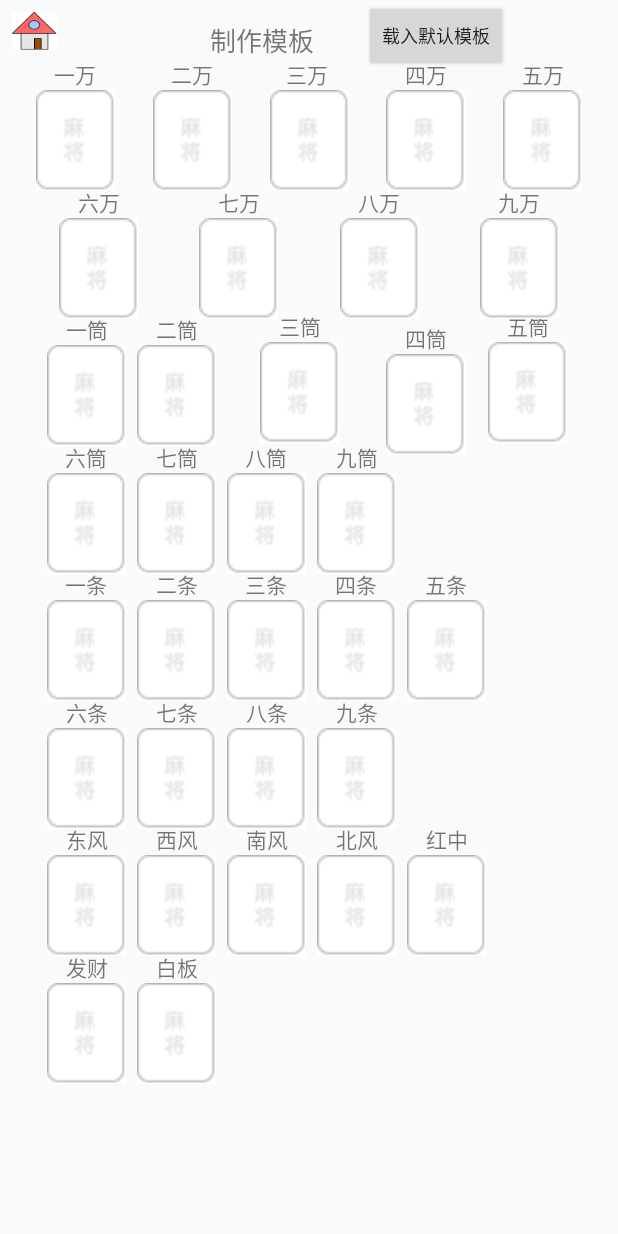
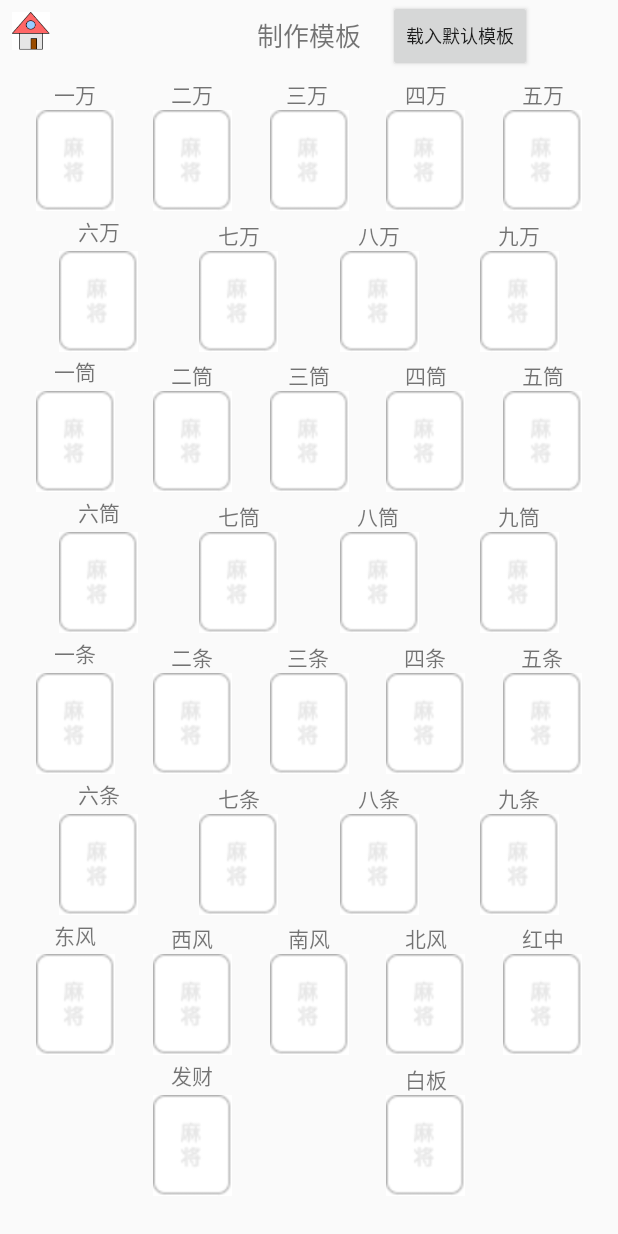
Before and after one commit to Xiang-Zuo/Mahjong-Score-Calculator, an Android app: the GalleryActivity screen opened directly, with no data from a screen before it, on a phone screen of 412 x 824 dp. Run offline under Robolectric (Android 15) with nearby library versions, the phone set to English and light mode, and no system bars.

Commit message:
gallery layout fiexable screen size

```diff
--- a/MahjongWinPointCalculator/app/src/main/res/layout/activity_gallery.xml
+++ b/MahjongWinPointCalculator/app/src/main/res/layout/activity_gallery.xml
@@ -19,11 +19,10 @@
         android:id="@+id/title"
         android:layout_width="wrap_content"
         android:layout_height="wrap_content"
-        android:layout_marginStart="140dp"
-        android:layout_marginLeft="140dp"
-        android:layout_marginTop="13dp"
+        android:layout_marginTop="10dp"
         android:text="@string/gallery_title"
         android:textSize="17sp"
+        app:layout_constraintEnd_toEndOf="parent"
         app:layout_constraintStart_toStartOf="parent"
         app:layout_constraintTop_toTopOf="parent" />
 
@@ -31,11 +30,13 @@
         android:id="@+id/spot00"
         android:layout_width="55dp"
         android:layout_height="67dp"
-        android:layout_marginTop="60dp"
+        android:layout_marginTop="10dp"
+        app:layout_constraintBottom_toTopOf="@+id/spot10"
         app:layout_constraintEnd_toStartOf="@+id/spot01"
         app:layout_constraintHorizontal_bias="0.5"
         app:layout_constraintStart_toStartOf="parent"
-        app:layout_constraintTop_toTopOf="parent"
+        app:layout_constraintTop_toBottomOf="@+id/title"
+        app:layout_constraintVertical_bias="0.0"
         app:srcCompat="@drawable/background" />
 
     <ImageView
@@ -82,11 +83,11 @@
         android:id="@+id/spot10"
         android:layout_width="55dp"
         android:layout_height="67dp"
-        android:layout_marginTop="145dp"
+        app:layout_constraintBottom_toTopOf="@+id/spot20"
         app:layout_constraintEnd_toStartOf="@+id/spot11"
         app:layout_constraintHorizontal_bias="0.5"
         app:layout_constraintStart_toStartOf="parent"
-        app:layout_constraintTop_toTopOf="parent"
+        app:layout_constraintTop_toBottomOf="@+id/spot00"
         app:srcCompat="@drawable/background" />
 
     <ImageView
@@ -123,275 +124,256 @@
         android:id="@+id/spot20"
         android:layout_width="55dp"
         android:layout_height="67dp"
-        android:layout_marginStart="30dp"
-        android:layout_marginLeft="30dp"
-        android:layout_marginTop="230dp"
+        app:layout_constraintBottom_toTopOf="@+id/spot30"
+        app:layout_constraintEnd_toStartOf="@+id/spot21"
+        app:layout_constraintHorizontal_bias="0.5"
         app:layout_constraintStart_toStartOf="parent"
-        app:layout_constraintTop_toTopOf="parent"
+        app:layout_constraintTop_toBottomOf="@+id/spot10"
         app:srcCompat="@drawable/background" />
 
     <ImageView
         android:id="@+id/spot21"
         android:layout_width="55dp"
         android:layout_height="67dp"
-        android:layout_marginStart="90dp"
-        android:layout_marginLeft="90dp"
-        android:layout_marginTop="230dp"
-        app:layout_constraintStart_toStartOf="parent"
-        app:layout_constraintTop_toTopOf="parent"
+        app:layout_constraintEnd_toStartOf="@+id/spot22"
+        app:layout_constraintHorizontal_bias="0.5"
+        app:layout_constraintStart_toEndOf="@+id/spot20"
+        app:layout_constraintTop_toTopOf="@+id/spot20"
         app:srcCompat="@drawable/background" />
 
     <ImageView
         android:id="@+id/spot22"
         android:layout_width="55dp"
         android:layout_height="67dp"
-        android:layout_marginStart="172dp"
-        android:layout_marginLeft="172dp"
-        android:layout_marginTop="228dp"
-        app:layout_constraintStart_toStartOf="parent"
-        app:layout_constraintTop_toTopOf="parent"
+        app:layout_constraintEnd_toStartOf="@+id/spot23"
+        app:layout_constraintHorizontal_bias="0.5"
+        app:layout_constraintStart_toEndOf="@+id/spot21"
+        app:layout_constraintTop_toTopOf="@+id/spot21"
         app:srcCompat="@drawable/background" />
 
     <ImageView
         android:id="@+id/spot23"
         android:layout_width="55dp"
         android:layout_height="67dp"
-        android:layout_marginStart="256dp"
-        android:layout_marginLeft="256dp"
-        android:layout_marginTop="236dp"
-        app:layout_constraintStart_toStartOf="parent"
-        app:layout_constraintTop_toTopOf="parent"
+        app:layout_constraintEnd_toStartOf="@+id/spot24"
+        app:layout_constraintHorizontal_bias="0.5"
+        app:layout_constraintStart_toEndOf="@+id/spot22"
+        app:layout_constraintTop_toTopOf="@+id/spot22"
         app:srcCompat="@drawable/background" />
 
     <ImageView
         android:id="@+id/spot24"
         android:layout_width="55dp"
         android:layout_height="67dp"
-        android:layout_marginStart="324dp"
-        android:layout_marginLeft="324dp"
-        android:layout_marginTop="228dp"
-        app:layout_constraintStart_toStartOf="parent"
-        app:layout_constraintTop_toTopOf="parent"
+        app:layout_constraintEnd_toEndOf="parent"
+        app:layout_constraintHorizontal_bias="0.5"
+        app:layout_constraintStart_toEndOf="@+id/spot23"
+        app:layout_constraintTop_toTopOf="@+id/spot23"
         app:srcCompat="@drawable/background" />
 
     <ImageView
         android:id="@+id/spot30"
         android:layout_width="55dp"
         android:layout_height="67dp"
-        android:layout_marginStart="30dp"
-        android:layout_marginLeft="30dp"
-        android:layout_marginTop="315dp"
+        app:layout_constraintBottom_toTopOf="@+id/spot40"
+        app:layout_constraintEnd_toStartOf="@+id/spot31"
+        app:layout_constraintHorizontal_bias="0.5"
         app:layout_constraintStart_toStartOf="parent"
-        app:layout_constraintTop_toTopOf="parent"
+        app:layout_constraintTop_toBottomOf="@+id/spot20"
         app:srcCompat="@drawable/background" />
 
     <ImageView
         android:id="@+id/spot31"
         android:layout_width="55dp"
         android:layout_height="67dp"
-        android:layout_marginStart="90dp"
-        android:layout_marginLeft="90dp"
-        android:layout_marginTop="315dp"
-        app:layout_constraintStart_toStartOf="parent"
-        app:layout_constraintTop_toTopOf="parent"
+        app:layout_constraintEnd_toStartOf="@+id/spot32"
+        app:layout_constraintHorizontal_bias="0.5"
+        app:layout_constraintStart_toEndOf="@+id/spot30"
+        app:layout_constraintTop_toTopOf="@+id/spot30"
         app:srcCompat="@drawable/background" />
 
     <ImageView
         android:id="@+id/spot32"
         android:layout_width="55dp"
         android:layout_height="67dp"
-        android:layout_marginStart="150dp"
-        android:layout_marginLeft="150dp"
-        android:layout_marginTop="315dp"
-        app:layout_constraintStart_toStartOf="parent"
-        app:layout_constraintTop_toTopOf="parent"
+        app:layout_constraintEnd_toStartOf="@+id/spot33"
+        app:layout_constraintHorizontal_bias="0.5"
+        app:layout_constraintStart_toEndOf="@+id/spot31"
+        app:layout_constraintTop_toTopOf="@+id/spot31"
         app:srcCompat="@drawable/background" />
 
     <ImageView
         android:id="@+id/spot33"
         android:layout_width="55dp"
         android:layout_height="67dp"
-        android:layout_marginStart="210dp"
-        android:layout_marginLeft="210dp"
-        android:layout_marginTop="315dp"
-        app:layout_constraintStart_toStartOf="parent"
-        app:layout_constraintTop_toTopOf="parent"
+        app:layout_constraintEnd_toEndOf="parent"
+        app:layout_constraintHorizontal_bias="0.5"
+        app:layout_constraintStart_toEndOf="@+id/spot32"
+        app:layout_constraintTop_toTopOf="@+id/spot32"
         app:srcCompat="@drawable/background" />
 
     <ImageView
         android:id="@+id/spot40"
         android:layout_width="55dp"
         android:layout_height="67dp"
-        android:layout_marginStart="30dp"
-        android:layout_marginLeft="30dp"
-        android:layout_marginTop="400dp"
+        app:layout_constraintBottom_toTopOf="@+id/spot50"
+        app:layout_constraintEnd_toStartOf="@+id/spot41"
+        app:layout_constraintHorizontal_bias="0.5"
         app:layout_constraintStart_toStartOf="parent"
-        app:layout_constraintTop_toTopOf="parent"
+        app:layout_constraintTop_toBottomOf="@+id/spot30"
         app:srcCompat="@drawable/background" />
 
     <ImageView
         android:id="@+id/spot41"
         android:layout_width="55dp"
         android:layout_height="67dp"
-        android:layout_marginStart="90dp"
-        android:layout_marginLeft="90dp"
-        android:layout_marginTop="400dp"
-        app:layout_constraintStart_toStartOf="parent"
-        app:layout_constraintTop_toTopOf="parent"
+        app:layout_constraintEnd_toStartOf="@+id/spot42"
+        app:layout_constraintHorizontal_bias="0.5"
+        app:layout_constraintStart_toEndOf="@+id/spot40"
+        app:layout_constraintTop_toTopOf="@+id/spot40"
         app:srcCompat="@drawable/background" />
 
     <ImageView
         android:id="@+id/spot42"
         android:layout_width="55dp"
         android:layout_height="67dp"
-        android:layout_marginStart="150dp"
-        android:layout_marginLeft="150dp"
-        android:layout_marginTop="400dp"
-        app:layout_constraintStart_toStartOf="parent"
-        app:layout_constraintTop_toTopOf="parent"
+        app:layout_constraintEnd_toStartOf="@+id/spot43"
+        app:layout_constraintHorizontal_bias="0.5"
+        app:layout_constraintStart_toEndOf="@+id/spot41"
+        app:layout_constraintTop_toTopOf="@+id/spot41"
         app:srcCompat="@drawable/background" />
 
     <ImageView
         android:id="@+id/spot43"
         android:layout_width="55dp"
         android:layout_height="67dp"
-        android:layout_marginStart="210dp"
-        android:layout_marginLeft="210dp"
-        android:layout_marginTop="400dp"
-        app:layout_constraintStart_toStartOf="parent"
-        app:layout_constraintTop_toTopOf="parent"
+        app:layout_constraintEnd_toStartOf="@+id/spot44"
+        app:layout_constraintHorizontal_bias="0.5"
+        app:layout_constraintStart_toEndOf="@+id/spot42"
+        app:layout_constraintTop_toTopOf="@+id/spot42"
         app:srcCompat="@drawable/background" />
 
     <ImageView
         android:id="@+id/spot44"
         android:layout_width="55dp"
         android:layout_height="67dp"
-        android:layout_marginStart="270dp"
-        android:layout_marginLeft="150dp"
-        android:layout_marginTop="400dp"
-        app:layout_constraintStart_toStartOf="parent"
-        app:layout_constraintTop_toTopOf="parent"
+        app:layout_constraintEnd_toEndOf="parent"
+        app:layout_constraintHorizontal_bias="0.5"
+        app:layout_constraintStart_toEndOf="@+id/spot43"
+        app:layout_constraintTop_toTopOf="@+id/spot43"
         app:srcCompat="@drawable/background" />
 
     <ImageView
         android:id="@+id/spot50"
         android:layout_width="55dp"
         android:layout_height="67dp"
-        android:layout_marginStart="30dp"
-        android:layout_marginLeft="30dp"
-        android:layout_marginTop="485dp"
+        app:layout_constraintBottom_toTopOf="@+id/spot60"
+        app:layout_constraintEnd_toStartOf="@+id/spot51"
+        app:layout_constraintHorizontal_bias="0.5"
         app:layout_constraintStart_toStartOf="parent"
-        app:layout_constraintTop_toTopOf="parent"
+        app:layout_constraintTop_toBottomOf="@+id/spot40"
         app:srcCompat="@drawable/background" />
 
     <ImageView
         android:id="@+id/spot51"
         android:layout_width="55dp"
         android:layout_height="67dp"
-        android:layout_marginStart="90dp"
-        android:layout_marginLeft="90dp"
-        android:layout_marginTop="485dp"
-        app:layout_constraintStart_toStartOf="parent"
-        app:layout_constraintTop_toTopOf="parent"
+        app:layout_constraintEnd_toStartOf="@+id/spot52"
+        app:layout_constraintHorizontal_bias="0.5"
+        app:layout_constraintStart_toEndOf="@+id/spot50"
+        app:layout_constraintTop_toTopOf="@+id/spot50"
         app:srcCompat="@drawable/background" />
 
     <ImageView
         android:id="@+id/spot52"
         android:layout_width="55dp"
         android:layout_height="67dp"
-        android:layout_marginStart="150dp"
-        android:layout_marginLeft="150dp"
-        android:layout_marginTop="485dp"
-        app:layout_constraintStart_toStartOf="parent"
-        app:layout_constraintTop_toTopOf="parent"
+        app:layout_constraintEnd_toStartOf="@+id/spot53"
+        app:layout_constraintHorizontal_bias="0.5"
+        app:layout_constraintStart_toEndOf="@+id/spot51"
+        app:layout_constraintTop_toTopOf="@+id/spot51"
         app:srcCompat="@drawable/background" />
 
     <ImageView
         android:id="@+id/spot53"
         android:layout_width="55dp"
         android:layout_height="67dp"
-        android:layout_marginStart="210dp"
-        android:layout_marginLeft="210dp"
-        android:layout_marginTop="485dp"
-        app:layout_constraintStart_toStartOf="parent"
-        app:layout_constraintTop_toTopOf="parent"
+        app:layout_constraintEnd_toEndOf="parent"
+        app:layout_constraintHorizontal_bias="0.5"
+        app:layout_constraintStart_toEndOf="@+id/spot52"
+        app:layout_constraintTop_toTopOf="@+id/spot52"
         app:srcCompat="@drawable/background" />
 
     <ImageView
         android:id="@+id/spot60"
         android:layout_width="55dp"
         android:layout_height="67dp"
-        android:layout_marginStart="30dp"
-        android:layout_marginLeft="30dp"
-        android:layout_marginTop="570dp"
+        app:layout_constraintBottom_toTopOf="@+id/spot70"
+        app:layout_constraintEnd_toStartOf="@+id/spot61"
+        app:layout_constraintHorizontal_bias="0.5"
         app:layout_constraintStart_toStartOf="parent"
-        app:layout_constraintTop_toTopOf="parent"
+        app:layout_constraintTop_toBottomOf="@+id/spot50"
         app:srcCompat="@drawable/background" />
 
     <ImageView
         android:id="@+id/spot61"
         android:layout_width="55dp"
         android:layout_height="67dp"
-        android:layout_marginStart="90dp"
-        android:layout_marginLeft="90dp"
-        android:layout_marginTop="570dp"
-        app:layout_constraintStart_toStartOf="parent"
-        app:layout_constraintTop_toTopOf="parent"
+        app:layout_constraintEnd_toStartOf="@+id/spot62"
+        app:layout_constraintHorizontal_bias="0.5"
+        app:layout_constraintStart_toEndOf="@+id/spot60"
+        app:layout_constraintTop_toTopOf="@+id/spot60"
         app:srcCompat="@drawable/background" />
 
     <ImageView
         android:id="@+id/spot62"
         android:layout_width="55dp"
         android:layout_height="67dp"
-        android:layout_marginStart="150dp"
-        android:layout_marginLeft="150dp"
-        android:layout_marginTop="570dp"
-        app:layout_constraintStart_toStartOf="parent"
-        app:layout_constraintTop_toTopOf="parent"
+        app:layout_constraintEnd_toStartOf="@+id/spot63"
+        app:layout_constraintHorizontal_bias="0.5"
+        app:layout_constraintStart_toEndOf="@+id/spot61"
+        app:layout_constraintTop_toTopOf="@+id/spot61"
         app:srcCompat="@drawable/background" />
 
     <ImageView
         android:id="@+id/spot63"
         android:layout_width="55dp"
         android:layout_height="67dp"
-        android:layout_marginStart="210dp"
-        android:layout_marginLeft="210dp"
-        android:layout_marginTop="570dp"
-        app:layout_constraintStart_toStartOf="parent"
-        app:layout_constraintTop_toTopOf="parent"
+        app:layout_constraintEnd_toStartOf="@+id/spot64"
+        app:layout_constraintHorizontal_bias="0.5"
+        app:layout_constraintStart_toEndOf="@+id/spot62"
+        app:layout_constraintTop_toTopOf="@+id/spot62"
         app:srcCompat="@drawable/background" />
 
     <ImageView
         android:id="@+id/spot64"
         android:layout_width="55dp"
         android:layout_height="67dp"
-        android:layout_marginStart="270dp"
-        android:layout_marginLeft="150dp"
-        android:layout_marginTop="570dp"
-        app:layout_constraintStart_toStartOf="parent"
-        app:layout_constraintTop_toTopOf="parent"
+        app:layout_constraintEnd_toEndOf="parent"
+        app:layout_constraintHorizontal_bias="0.5"
+        app:layout_constraintStart_toEndOf="@+id/spot63"
+        app:layout_constraintTop_toTopOf="@+id/spot63"
+        app:srcCompat="@drawable/background" />
+
+    <ImageView
+        android:id="@+id/spot71"
+        android:layout_width="55dp"
+        android:layout_height="67dp"
+        app:layout_constraintEnd_toEndOf="parent"
+        app:layout_constraintHorizontal_bias="0.5"
+        app:layout_constraintStart_toEndOf="@+id/spot70"
+        app:layout_constraintTop_toTopOf="@+id/spot70"
         app:srcCompat="@drawable/background" />
 
     <ImageView
         android:id="@+id/spot70"
         android:layout_width="55dp"
         android:layout_height="67dp"
-        android:layout_marginStart="30dp"
-        android:layout_marginLeft="30dp"
-        android:layout_marginTop="655dp"
+        app:layout_constraintBottom_toBottomOf="parent"
+        app:layout_constraintEnd_toStartOf="@+id/spot71"
+        app:layout_constraintHorizontal_bias="0.5"
         app:layout_constraintStart_toStartOf="parent"
-        app:layout_constraintTop_toTopOf="parent"
-        app:srcCompat="@drawable/background" />
-
-    <ImageView
-        android:id="@+id/spot71"
-        android:layout_width="55dp"
-        android:layout_height="67dp"
-        android:layout_marginStart="90dp"
-        android:layout_marginLeft="90dp"
-        android:layout_marginTop="655dp"
-        app:layout_constraintStart_toStartOf="parent"
-        app:layout_constraintTop_toTopOf="parent"
+        app:layout_constraintTop_toBottomOf="@+id/spot60"
         app:srcCompat="@drawable/background" />
 
     <TextView
@@ -447,7 +429,9 @@
         android:text="六万"
         app:layout_constraintBottom_toTopOf="@+id/spot10"
         app:layout_constraintEnd_toEndOf="@+id/spot10"
-        app:layout_constraintStart_toStartOf="@+id/spot10" />
+        app:layout_constraintHorizontal_bias="0.5"
+        app:layout_constraintStart_toStartOf="@+id/spot10"
+        app:layout_constraintTop_toBottomOf="@+id/spot00" />
 
     <TextView
         android:id="@+id/textView7"
@@ -483,7 +467,9 @@
         android:text="一筒"
         app:layout_constraintBottom_toTopOf="@+id/spot20"
         app:layout_constraintEnd_toEndOf="@+id/spot20"
-        app:layout_constraintStart_toStartOf="@+id/spot20" />
+        app:layout_constraintHorizontal_bias="0.5"
+        app:layout_constraintStart_toStartOf="@+id/spot20"
+        app:layout_constraintTop_toBottomOf="@+id/spot10" />
 
     <TextView
         android:id="@+id/textView11"
@@ -519,8 +505,9 @@
         android:text="六筒"
         app:layout_constraintBottom_toTopOf="@+id/spot30"
         app:layout_constraintEnd_toEndOf="@+id/spot30"
-        app:layout_constraintHorizontal_bias="0.481"
-        app:layout_constraintStart_toStartOf="@+id/spot30" />
+        app:layout_constraintHorizontal_bias="0.5"
+        app:layout_constraintStart_toStartOf="@+id/spot30"
+        app:layout_constraintTop_toBottomOf="@+id/spot20" />
 
     <TextView
         android:id="@+id/textView16"
@@ -557,8 +544,9 @@
         android:text="一条"
         app:layout_constraintBottom_toTopOf="@+id/spot40"
         app:layout_constraintEnd_toEndOf="@+id/spot40"
-        app:layout_constraintHorizontal_bias="0.481"
-        app:layout_constraintStart_toStartOf="@+id/spot40" />
+        app:layout_constraintHorizontal_bias="0.5"
+        app:layout_constraintStart_toStartOf="@+id/spot40"
+        app:layout_constraintTop_toBottomOf="@+id/spot30" />
 
     <TextView
         android:id="@+id/textView20"
@@ -606,7 +594,9 @@
         android:text="六条"
         app:layout_constraintBottom_toTopOf="@+id/spot50"
         app:layout_constraintEnd_toEndOf="@+id/spot50"
-        app:layout_constraintStart_toStartOf="@+id/spot50" />
+        app:layout_constraintHorizontal_bias="0.5"
+        app:layout_constraintStart_toStartOf="@+id/spot50"
+        app:layout_constraintTop_toBottomOf="@+id/spot40" />
 
     <TextView
         android:id="@+id/textView25"
@@ -642,7 +632,9 @@
         android:text="东风"
         app:layout_constraintBottom_toTopOf="@+id/spot60"
         app:layout_constraintEnd_toEndOf="@+id/spot60"
-        app:layout_constraintStart_toStartOf="@+id/spot60" />
+        app:layout_constraintHorizontal_bias="0.5"
+        app:layout_constraintStart_toStartOf="@+id/spot60"
+        app:layout_constraintTop_toBottomOf="@+id/spot50" />
 
     <TextView
         android:id="@+id/textView29"
@@ -687,7 +679,9 @@
         android:text="发财"
         app:layout_constraintBottom_toTopOf="@+id/spot70"
         app:layout_constraintEnd_toEndOf="@+id/spot70"
-        app:layout_constraintStart_toStartOf="@+id/spot70" />
+        app:layout_constraintHorizontal_bias="0.5"
+        app:layout_constraintStart_toStartOf="@+id/spot70"
+        app:layout_constraintTop_toBottomOf="@+id/spot60" />
 
     <TextView
         android:id="@+id/textView34"
@@ -712,7 +706,7 @@
 
     <Button
         android:id="@+id/homeBtn"
-        android:layout_width="30dp"
+        android:layout_width="25dp"
         android:layout_height="25dp"
         android:layout_marginStart="8dp"
         android:layout_marginLeft="8dp"
--- a/MahjongWinPointCalculator/app/src/main/res/layout/activity_manually.xml
+++ b/MahjongWinPointCalculator/app/src/main/res/layout/activity_manually.xml
@@ -10,9 +10,9 @@
         android:id="@+id/homeBtn"
         android:layout_width="30dp"
         android:layout_height="25dp"
-        android:layout_marginStart="8dp"
-        android:layout_marginLeft="8dp"
-        android:layout_marginTop="8dp"
+        android:layout_marginStart="272dp"
+        android:layout_marginLeft="272dp"
+        android:layout_marginTop="28dp"
         android:background="@drawable/homebtn"
         app:layout_constraintStart_toStartOf="parent"
         app:layout_constraintTop_toTopOf="parent" />
@@ -23,10 +23,9 @@
         android:layout_height="56dp"
         android:layout_marginStart="10dp"
         android:layout_marginLeft="10dp"
-        android:layout_marginTop="488dp"
         app:layout_constraintStart_toStartOf="parent"
-        app:layout_constraintTop_toTopOf="parent"
-        app:srcCompat="@drawable/yiwan" />
+        app:srcCompat="@drawable/yiwan"
+        tools:layout_editor_absoluteY="488dp" />
 
     <ImageView
         android:id="@+id/erwan"
@@ -123,10 +122,9 @@
         android:layout_height="56dp"
         android:layout_marginStart="10dp"
         android:layout_marginLeft="10dp"
-        android:layout_marginTop="544dp"
         app:layout_constraintStart_toStartOf="parent"
-        app:layout_constraintTop_toTopOf="parent"
-        app:srcCompat="@drawable/yibing" />
+        app:srcCompat="@drawable/yibing"
+        tools:layout_editor_absoluteY="544dp" />
 
     <ImageView
         android:id="@+id/erbing"
@@ -319,12 +317,9 @@
         android:id="@+id/dongfeng"
         android:layout_width="38dp"
         android:layout_height="56dp"
-        android:layout_marginStart="48dp"
-        android:layout_marginLeft="48dp"
-        android:layout_marginTop="652dp"
-        app:layout_constraintStart_toStartOf="parent"
-        app:layout_constraintTop_toTopOf="parent"
-        app:srcCompat="@drawable/dongfeng" />
+        app:srcCompat="@drawable/dongfeng"
+        tools:layout_editor_absoluteX="4dp"
+        tools:layout_editor_absoluteY="652dp" />
 
     <ImageView
         android:id="@+id/xifeng"
@@ -552,12 +547,11 @@
         android:layout_height="23dp"
         android:layout_marginStart="16dp"
         android:layout_marginLeft="16dp"
-        android:layout_marginTop="104dp"
         android:background="@drawable/round_btn_default"
         android:text="吃"
         android:textColor="#ABA6A4"
         app:layout_constraintStart_toStartOf="parent"
-        app:layout_constraintTop_toTopOf="parent" />
+        tools:layout_editor_absoluteY="104dp" />
 
     <Button
         android:id="@+id/chiBtn3"
@@ -565,12 +559,11 @@
         android:layout_height="23dp"
         android:layout_marginStart="16dp"
         android:layout_marginLeft="16dp"
-        android:layout_marginTop="304dp"
         android:background="@drawable/round_btn_default"
         android:text="吃"
         android:textColor="#ABA6A4"
         app:layout_constraintStart_toStartOf="parent"
-        app:layout_constraintTop_toTopOf="parent" />
+        tools:layout_editor_absoluteY="304dp" />
 
     <Button
         android:id="@+id/chiBtn1"
@@ -578,12 +571,11 @@
         android:layout_height="23dp"
         android:layout_marginStart="16dp"
         android:layout_marginLeft="16dp"
-        android:layout_marginTop="176dp"
         android:background="@drawable/round_btn_default"
         android:text="吃"
         android:textColor="#ABA6A4"
         app:layout_constraintStart_toStartOf="parent"
-        app:layout_constraintTop_toTopOf="parent" />
+        tools:layout_editor_absoluteY="176dp" />
 
     <Button
         android:id="@+id/chiBtn2"
@@ -591,12 +583,11 @@
         android:layout_height="23dp"
         android:layout_marginStart="16dp"
         android:layout_marginLeft="16dp"
-        android:layout_marginTop="244dp"
         android:background="@drawable/round_btn_default"
         android:text="吃"
         android:textColor="#ABA6A4"
         app:layout_constraintStart_toStartOf="parent"
-        app:layout_constraintTop_toTopOf="parent" />
+        tools:layout_editor_absoluteY="244dp" />
 
     <Button
         android:id="@+id/pengBtn3"
@@ -847,12 +838,11 @@
         android:id="@+id/restoreBtn"
         android:layout_width="68dp"
         android:layout_height="38dp"
-        android:layout_marginStart="56dp"
-        android:layout_marginLeft="56dp"
-        android:layout_marginTop="436dp"
+        android:layout_marginStart="8dp"
+        android:layout_marginLeft="8dp"
         android:text="@string/manually_restore"
         app:layout_constraintStart_toStartOf="parent"
-        app:layout_constraintTop_toTopOf="parent" />
+        tools:layout_editor_absoluteY="436dp" />
 
     <Button
         android:id="@+id/deleteBtn"
```
